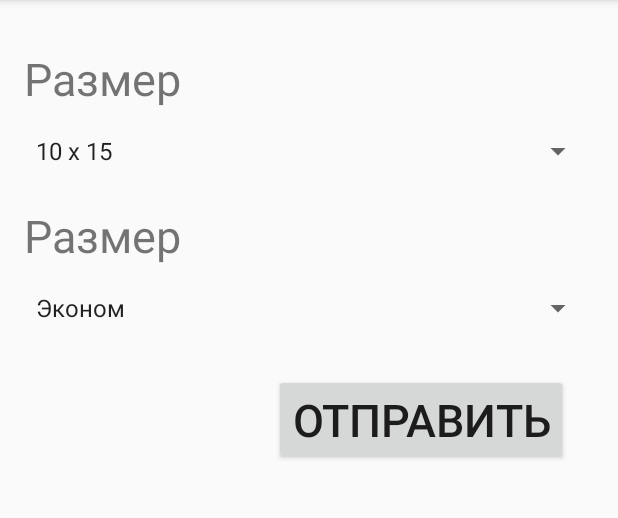
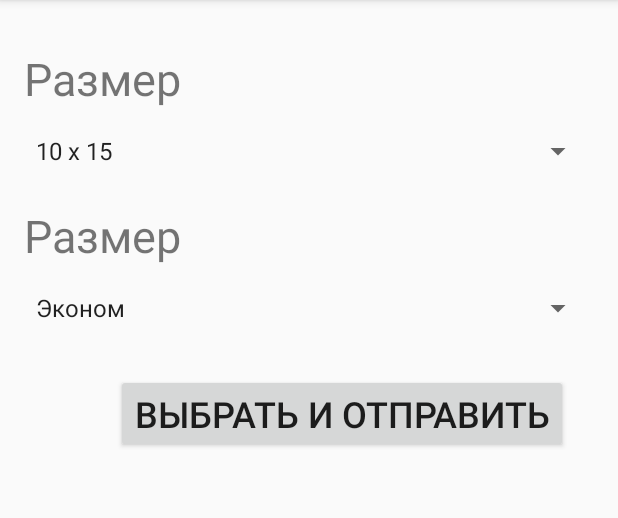
Before and after one commit to AntonButov/print, an Android app: the MainActivity screen opened directly, with no data from a screen before it, on a phone screen of 412 x 824 dp, the part 84-602 px from its top. Run offline under Robolectric (Android 15) with nearby library versions, the phone set to English and light mode, and no system bars; our stand-ins replace Firebase (no records; nobody signed in at launch, a user with empty details on screens opened directly).

Commit message:
Аноним теперь с токеном.

```diff
--- a/app/src/main/java/pro/butovanton/print/MainActivity.java
+++ b/app/src/main/java/pro/butovanton/print/MainActivity.java
@@ -77,7 +77,17 @@ public class MainActivity extends AppCompatActivity  {
 
         mStorageRef = FirebaseStorage.getInstance().getReference();
         mAuth = FirebaseAuth.getInstance();
-     //   mAuth.signInAnonymously();
+        mAuth.signInAnonymously();
+        if (pref.getToken().equals("")) {
+            mAuth.getCurrentUser().getIdToken(true).addOnSuccessListener(new OnSuccessListener<GetTokenResult>() {
+                @Override
+                public void onSuccess(GetTokenResult getTokenResult) {
+                    String token = getTokenResult.getToken();
+                    pref.saveToken(token);
+                }
+            });
+        }
+        else mAuth.signInWithCustomToken(pref.getToken());
     }
 
     protected void onActivityResult(int requestCode, int resultCode, Intent data) {
@@ -122,7 +132,8 @@ public class MainActivity extends AppCompatActivity  {
     }
 
     private void  uploadFileToStorage(Uri uri) {
-       StorageReference riversRef = mStorageRef.child(order.tel + "/rivers.jpg");
+            File file = new File(uri.getPath());
+       StorageReference riversRef = mStorageRef.child(order.tel + "/" + file.getName());
        riversRef.getDownloadUrl().addOnSuccessListener(new OnSuccessListener<Uri>() {
             @Override
             public void onSuccess(Uri uri) {
@@ -135,6 +146,6 @@ public class MainActivity extends AppCompatActivity  {
     @Override
     protected void onDestroy() {
         super.onDestroy();
-    //    mAuth.signOut();
+        mAuth.signOut();
     }
 }
--- a/app/src/main/java/pro/butovanton/print/Pref.java
+++ b/app/src/main/java/pro/butovanton/print/Pref.java
@@ -22,4 +22,13 @@ public String getTel() {
    return msharedPreferences.getString("tel","");
 }
 
+public void saveToken(String token) {
+    SharedPreferences.Editor editor = msharedPreferences.edit();
+    editor.putString("token", token);
+    editor.commit();
 }
+
+    public String getToken() {
+        return msharedPreferences.getString("token","");
+    }
+}
--- a/app/src/main/res/layout/activity_main.xml
+++ b/app/src/main/res/layout/activity_main.xml
@@ -73,8 +73,8 @@
         android:layout_marginTop="32dp"
         android:layout_marginEnd="33dp"
         android:layout_marginRight="33dp"
-        android:text="Отправить"
-        android:textSize="30sp"
+        android:text="Выбрать и отправить"
+        android:textSize="24sp"
         app:layout_constraintEnd_toEndOf="parent"
         app:layout_constraintTop_toBottomOf="@+id/spinnerSizeQuality" />
 
```
